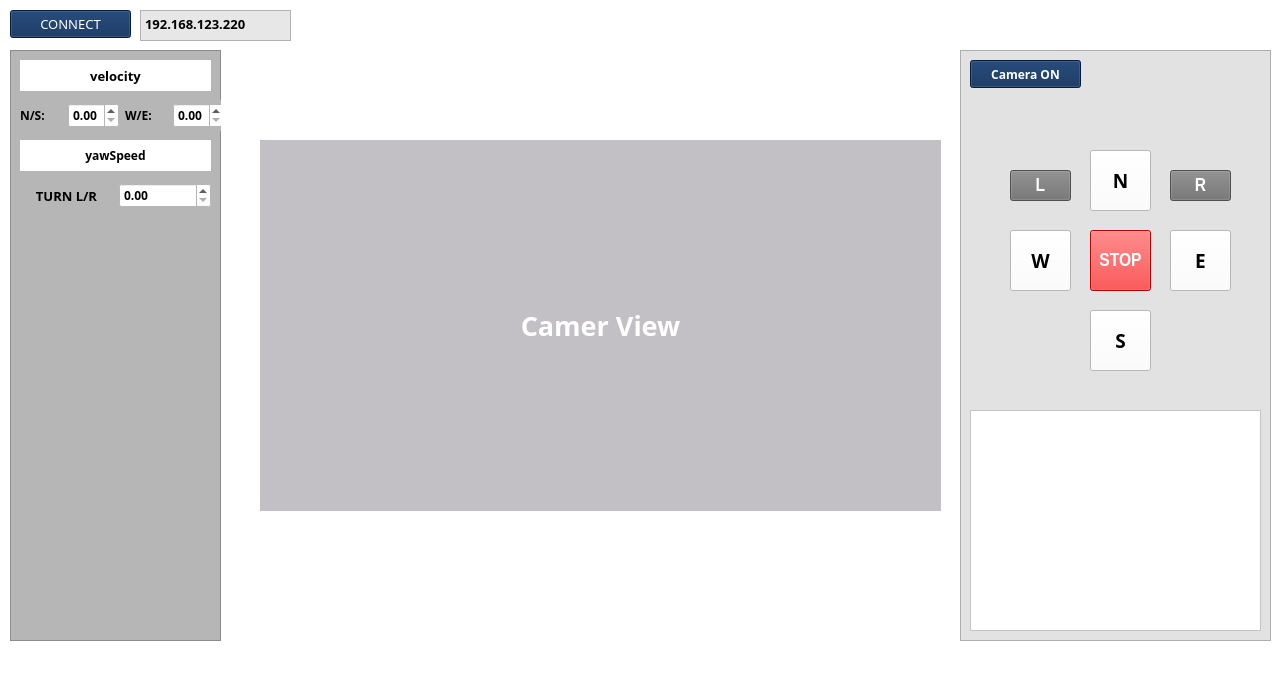
Old version of the form control_gui.ui in the repository sohyeonAhn/unitree_rob_py.
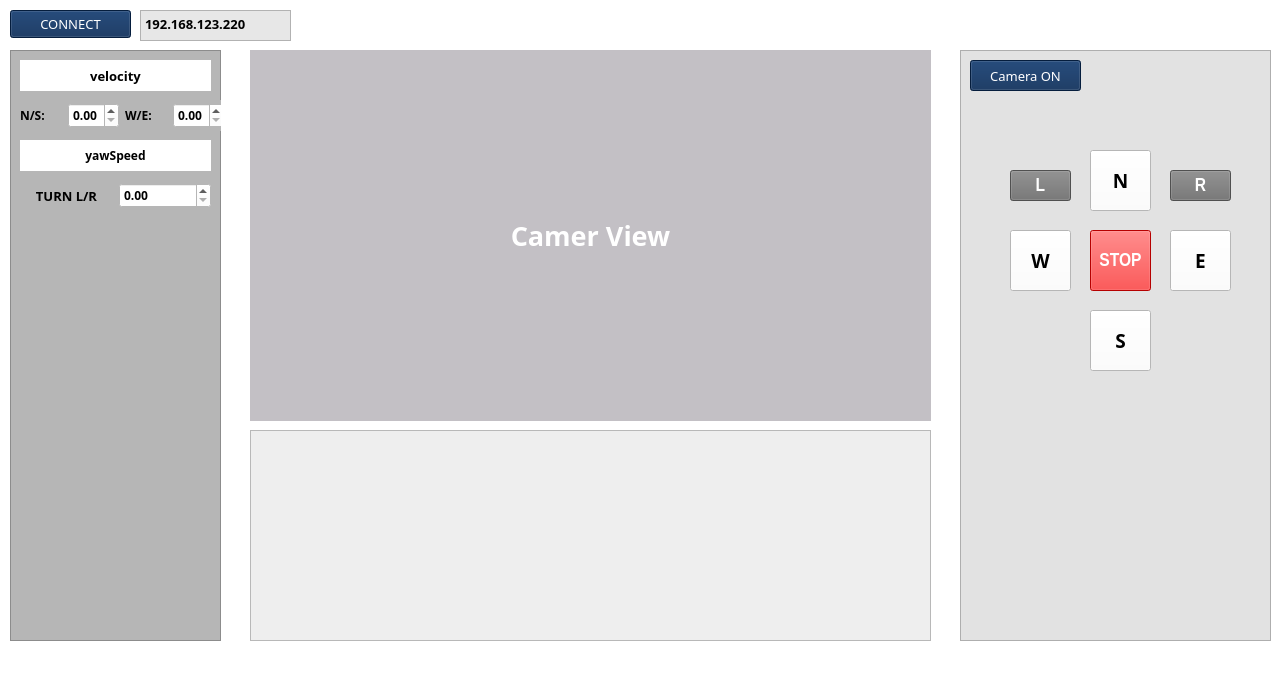
New version of the form.

Commit message: highstate save solve

```diff
--- a/control_gui.ui
+++ b/control_gui.ui
@@ -6,8 +6,8 @@
    <rect>
     <x>0</x>
     <y>0</y>
-    <width>1283</width>
-    <height>700</height>
+    <width>1279</width>
+    <height>691</height>
    </rect>
   </property>
   <property name="windowTitle">
@@ -475,14 +475,15 @@
        <x>10</x>
        <y>10</y>
        <width>111</width>
-       <height>28</height>
+       <height>31</height>
       </rect>
      </property>
      <property name="font">
       <font>
-       <family>에스코어 드림 6 Bold</family>
-       <weight>75</weight>
-       <bold>true</bold>
+       <family>에스코어 드림 5 Medium</family>
+       <pointsize>10</pointsize>
+       <weight>50</weight>
+       <bold>false</bold>
       </font>
      </property>
      <property name="styleSheet">
@@ -493,19 +494,6 @@
       <string>Camera ON</string>
      </property>
     </widget>
-    <widget class="QTextBrowser" name="highstate_textBrowser">
-     <property name="geometry">
-      <rect>
-       <x>10</x>
-       <y>360</y>
-       <width>291</width>
-       <height>221</height>
-      </rect>
-     </property>
-     <property name="styleSheet">
-      <string notr="true">background-color: rgb(255, 255, 255);</string>
-     </property>
-    </widget>
    </widget>
    <widget class="QTextEdit" name="textEdit">
     <property name="geometry">
@@ -541,8 +529,8 @@
    <widget class="QLabel" name="camera_view">
     <property name="geometry">
      <rect>
-      <x>260</x>
-      <y>140</y>
+      <x>250</x>
+      <y>50</y>
       <width>681</width>
       <height>371</height>
      </rect>
@@ -569,6 +557,25 @@
      <set>Qt::AlignCenter</set>
     </property>
    </widget>
+   <widget class="QTextBrowser" name="highstate_textBrowser">
+    <property name="geometry">
+     <rect>
+      <x>250</x>
+      <y>430</y>
+      <width>681</width>
+      <height>211</height>
+     </rect>
+    </property>
+    <property name="font">
+     <font>
+      <family>에스코어 드림 4 Regular</family>
+     </font>
+    </property>
+    <property name="styleSheet">
+     <string notr="true">background-color: rgb(238, 238, 238);
+color: rgb(0, 0, 255);</string>
+    </property>
+   </widget>
    <zorder>frame_2</zorder>
    <zorder>connect_btn</zorder>
    <zorder>frame</zorder>
```
Left out of the diff: 5 changed lines with no effect on the pictures. The commit also changes 4 other files.
